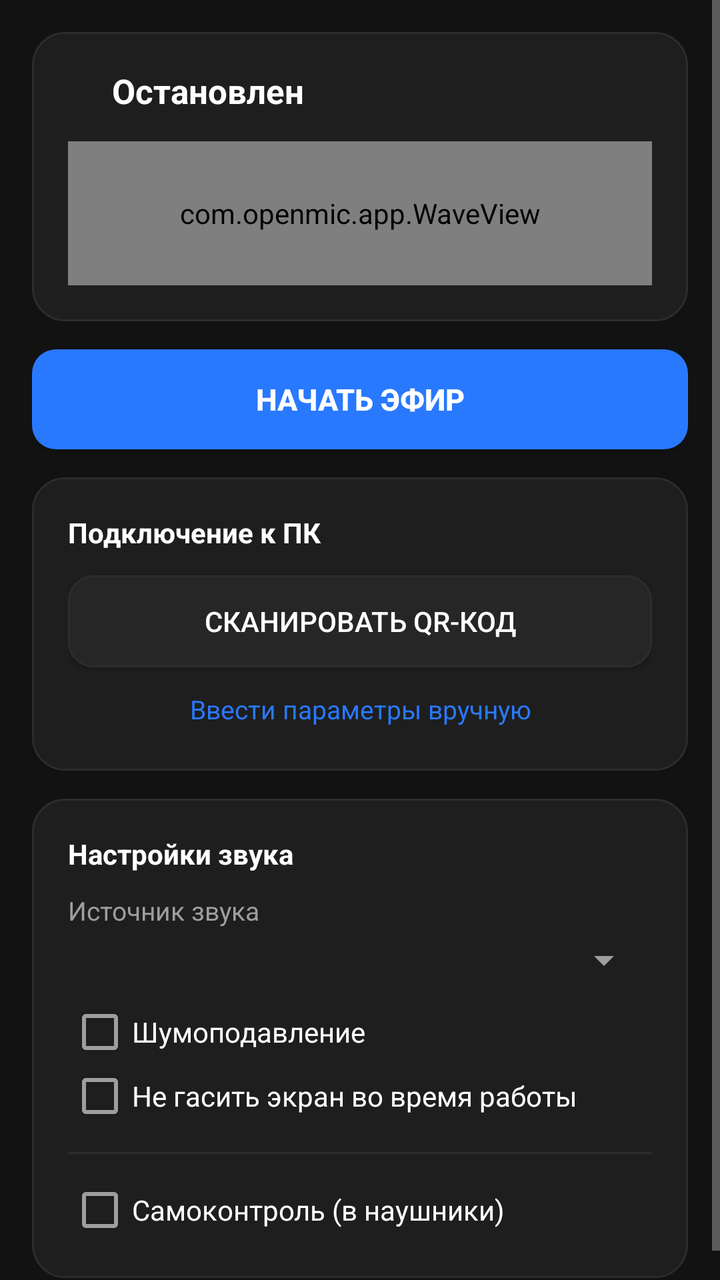
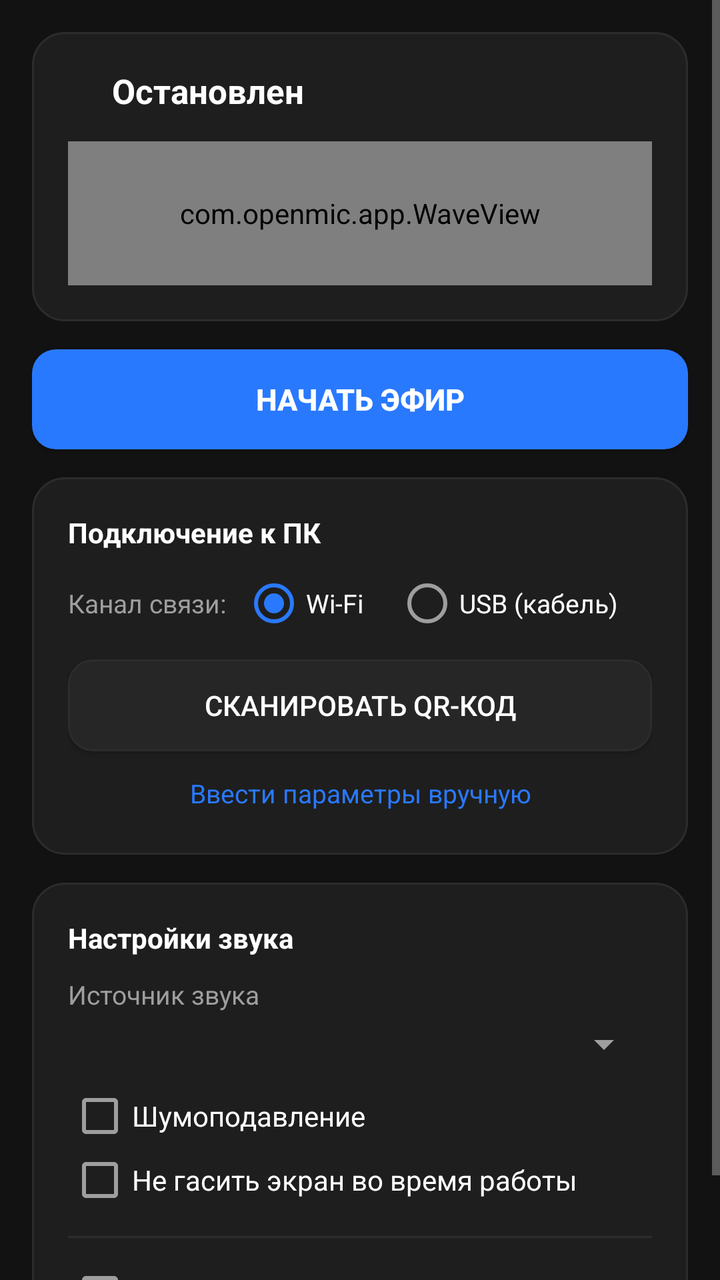

Compare the two renders of this Android layout. The source of the first and the diff that turns it into the second are given below.
<!-- AndroidManifest.xml: application theme AppTheme -->
<!-- res/layout/activity_main.xml -->
<?xml version="1.0" encoding="utf-8"?>
<ScrollView xmlns:android="http://schemas.android.com/apk/res/android"
    android:id="@+id/rootScroll"
    android:layout_width="match_parent"
    android:layout_height="match_parent"
    android:background="@color/bg_dark"
    android:fillViewport="true">

    <LinearLayout
        android:id="@+id/mainLayout"
        android:orientation="vertical"
        android:padding="16dp"
        android:animateLayoutChanges="true"
        android:layout_width="match_parent"
        android:layout_height="wrap_content">

        
        <LinearLayout
            android:orientation="vertical"
            android:background="@drawable/bg_card"
            android:padding="18dp"
            android:layout_width="match_parent"
            android:layout_height="wrap_content">

            <LinearLayout
                android:orientation="horizontal"
                android:gravity="center_vertical"
                android:layout_width="match_parent"
                android:layout_height="wrap_content">

                <View
                    android:id="@+id/dot"
                    android:layout_width="12dp"
                    android:layout_height="12dp"
                    android:layout_marginEnd="10dp" />

                <TextView
                    android:id="@+id/state"
                    android:text="Остановлен"
                    android:textColor="@color/text_primary"
                    android:textSize="17sp"
                    android:textStyle="bold"
                    android:layout_weight="1"
                    android:layout_width="0dp"
                    android:layout_height="wrap_content" />

                <ProgressBar
                    android:id="@+id/spinner"
                    android:indeterminate="true"
                    android:visibility="gone"
                    android:layout_width="20dp"
                    android:layout_height="20dp" />
            </LinearLayout>

            
            <TextView
                android:id="@+id/onAirTarget"
                android:text="ПК: 192.168.1.60:59100"
                android:textColor="@color/text_secondary"
                android:textSize="13sp"
                android:visibility="gone"
                android:layout_marginTop="4dp"
                android:layout_marginStart="22dp"
                android:layout_width="match_parent"
                android:layout_height="wrap_content" />

            
            <com.openmic.app.WaveView
                android:id="@+id/level"
                android:layout_width="match_parent"
                android:layout_height="72dp"
                android:layout_marginTop="14dp" />
        </LinearLayout>

        
        <Button
            android:id="@+id/start"
            android:text="Начать эфир"
            android:textColor="#FFFFFF"
            android:textSize="15sp"
            android:textStyle="bold"
            android:background="@drawable/btn_primary"
            android:layout_marginTop="14dp"
            android:layout_width="match_parent"
            android:layout_height="50dp" />

        <Button
            android:id="@+id/stop"
            android:text="Остановить эфир"
            android:textColor="#FFFFFF"
            android:textSize="15sp"
            android:textStyle="bold"
            android:background="@drawable/btn_danger"
            android:visibility="gone"
            android:layout_marginTop="14dp"
            android:layout_width="match_parent"
            android:layout_height="50dp" />

        
        <LinearLayout
            android:id="@+id/connectionSection"
            android:orientation="vertical"
            android:background="@drawable/bg_card"
            android:padding="18dp"
            android:layout_marginTop="14dp"
            android:layout_width="match_parent"
            android:layout_height="wrap_content">

            <TextView
                android:text="Подключение к ПК"
                android:textColor="@color/text_primary"
                android:textSize="14sp"
                android:textStyle="bold"
                android:layout_width="match_parent"
                android:layout_height="wrap_content" />

            <Button
                android:id="@+id/scan"
                android:text="Сканировать QR-код"
                android:textColor="@color/text_primary"
                android:background="@drawable/btn_secondary"
                android:layout_marginTop="12dp"
                android:layout_width="match_parent"
                android:layout_height="46dp" />

            <TextView
                android:id="@+id/toggleManual"
                android:text="Ввести параметры вручную"
                android:textColor="@color/accent_blue"
                android:textSize="13sp"
                android:paddingTop="12dp"
                android:paddingBottom="4dp"
                android:gravity="center"
                android:layout_width="match_parent"
                android:layout_height="wrap_content" />

            <LinearLayout
                android:id="@+id/manualFields"
                android:orientation="vertical"
                android:visibility="gone"
                android:layout_marginTop="8dp"
                android:layout_width="match_parent"
                android:layout_height="wrap_content">

                <EditText
                    android:id="@+id/ip"
                    android:hint="IP ПК (напр. 192.168.1.60)"
                    android:textColorHint="@color/text_secondary"
                    android:textSize="14sp"
                    android:layout_width="match_parent"
                    android:layout_height="wrap_content" />

                <EditText
                    android:id="@+id/port"
                    android:hint="Порт (59100)"
                    android:textColorHint="@color/text_secondary"
                    android:inputType="number"
                    android:textSize="14sp"
                    android:layout_width="match_parent"
                    android:layout_height="wrap_content" />

                <EditText
                    android:id="@+id/token"
                    android:hint="Токен сопряжения"
                    android:textColorHint="@color/text_secondary"
                    android:textSize="14sp"
                    android:layout_width="match_parent"
                    android:layout_height="wrap_content" />
            </LinearLayout>
        </LinearLayout>

        
        <LinearLayout
            android:orientation="vertical"
            android:background="@drawable/bg_card"
            android:padding="18dp"
            android:layout_marginTop="14dp"
            android:layout_width="match_parent"
            android:layout_height="wrap_content">

            <TextView
                android:text="Настройки звука"
                android:textColor="@color/text_primary"
                android:textSize="14sp"
                android:textStyle="bold"
                android:layout_width="match_parent"
                android:layout_height="wrap_content" />

            <TextView
                android:text="Источник звука"
                android:textColor="@color/text_secondary"
                android:textSize="13sp"
                android:layout_marginTop="10dp"
                android:layout_width="match_parent"
                android:layout_height="wrap_content" />

            <Spinner
                android:id="@+id/source"
                android:layout_marginTop="4dp"
                android:layout_width="match_parent"
                android:layout_height="wrap_content" />

            <CheckBox
                android:id="@+id/ns"
                android:text="Шумоподавление"
                android:layout_marginTop="8dp"
                android:layout_width="match_parent"
                android:layout_height="wrap_content" />

            <CheckBox
                android:id="@+id/keepScreen"
                android:text="Не гасить экран во время работы"
                android:layout_width="match_parent"
                android:layout_height="wrap_content" />

            <View
                android:background="@color/card_stroke"
                android:layout_marginTop="12dp"
                android:layout_marginBottom="12dp"
                android:layout_width="match_parent"
                android:layout_height="1dp" />

            <CheckBox
                android:id="@+id/monitor"
                android:checked="false"
                android:text="Самоконтроль (в наушники)"
                android:layout_width="match_parent"
                android:layout_height="wrap_content" />

            <LinearLayout
                android:id="@+id/monitorSettings"
                android:orientation="vertical"
                android:visibility="gone"
                android:layout_width="match_parent"
                android:layout_height="wrap_content">

                <TextView
                    android:id="@+id/volLabel"
                    android:text="Громкость наушников: 70%"
                    android:textColor="@color/text_secondary"
                    android:textSize="13sp"
                    android:layout_marginTop="6dp"
                    android:layout_width="match_parent"
                    android:layout_height="wrap_content" />

                <SeekBar
                    android:id="@+id/monitorVol"
                    android:max="100"
                    android:layout_marginTop="4dp"
                    android:layout_width="match_parent"
                    android:layout_height="wrap_content" />

                <TextView
                    android:text="Задержка через Bluetooth составляет 150–300 мс. Во избежание акустической обратной связи не включайте без наушников."
                    android:textColor="@color/text_secondary"
                    android:textSize="11sp"
                    android:lineSpacingExtra="2dp"
                    android:layout_marginTop="6dp"
                    android:layout_width="match_parent"
                    android:layout_height="wrap_content" />
            </LinearLayout>
        </LinearLayout>

    </LinearLayout>
</ScrollView>
<!-- resources referenced by this layout -->
<resources>
  <color name="accent_blue">#2979FF</color>
  <color name="bg_dark">#121212</color>
  <color name="card_stroke">#2C2C2C</color>
  <color name="text_primary">#FFFFFF</color>
  <color name="text_secondary">#9E9E9E</color>
  <!-- drawable bg_card (drawable) -->
  <?xml version="1.0" encoding="utf-8"?>
  <shape xmlns:android="http://schemas.android.com/apk/res/android"
      android:shape="rectangle">
      <solid android:color="@color/card_dark" />
      <corners android:radius="16dp" />
      <stroke
          android:width="1dp"
          android:color="@color/card_stroke" />
  </shape>
  <!-- drawable btn_danger (drawable) -->
  <?xml version="1.0" encoding="utf-8"?>
  <shape xmlns:android="http://schemas.android.com/apk/res/android"
      android:shape="rectangle">
      <solid android:color="@color/accent_red" />
      <corners android:radius="12dp" />
  </shape>
  <!-- drawable btn_primary (drawable) -->
  <?xml version="1.0" encoding="utf-8"?>
  <shape xmlns:android="http://schemas.android.com/apk/res/android"
      android:shape="rectangle">
      <solid android:color="@color/accent_blue" />
      <corners android:radius="12dp" />
  </shape>
  <!-- drawable btn_secondary (drawable) -->
  <?xml version="1.0" encoding="utf-8"?>
  <shape xmlns:android="http://schemas.android.com/apk/res/android"
      android:shape="rectangle">
      <solid android:color="#262626" />
      <corners android:radius="12dp" />
      <stroke android:width="1dp" android:color="@color/card_stroke" />
  </shape>
  <style name="AppTheme" parent="@android:style/Theme.Material.NoActionBar">
          <item name="android:windowBackground">@color/bg_dark</item>
          <item name="android:textColor">@color/text_primary</item>
          <item name="android:textColorSecondary">@color/text_secondary</item>
          <item name="android:colorAccent">@color/accent_blue</item>
          <item name="android:statusBarColor">@color/bg_dark</item>
          <item name="android:navigationBarColor">@color/bg_dark</item>
      </style>
  <color name="card_dark">#1E1E1E</color>
  <color name="accent_red">#FF5252</color>
</resources>

<!-- the commit's change to res/layout/activity_main.xml (unified diff, before → after) -->
@@ -114,6 +114,46 @@
                 android:layout_width="match_parent"
                 android:layout_height="wrap_content" />
 
+            
+            <LinearLayout
+                android:orientation="horizontal"
+                android:layout_marginTop="10dp"
+                android:gravity="center_vertical"
+                android:layout_width="match_parent"
+                android:layout_height="wrap_content">
+
+                <TextView
+                    android:text="Канал связи:"
+                    android:textColor="@color/text_secondary"
+                    android:textSize="13sp"
+                    android:layout_width="wrap_content"
+                    android:layout_height="wrap_content" />
+
+                <RadioGroup
+                    android:id="@+id/transportGroup"
+                    android:orientation="horizontal"
+                    android:layout_marginStart="8dp"
+                    android:layout_width="match_parent"
+                    android:layout_height="wrap_content">
+
+                    <RadioButton
+                        android:id="@+id/rbWifi"
+                        android:text="Wi-Fi"
+                        android:checked="true"
+                        android:textSize="13sp"
+                        android:layout_width="wrap_content"
+                        android:layout_height="wrap_content" />
+
+                    <RadioButton
+                        android:id="@+id/rbUsb"
+                        android:text="USB (кабель)"
+                        android:textSize="13sp"
+                        android:layout_marginStart="16dp"
+                        android:layout_width="wrap_content"
+                        android:layout_height="wrap_content" />
+                </RadioGroup>
+            </LinearLayout>
+
             <Button
                 android:id="@+id/scan"
                 android:text="Сканировать QR-код"
